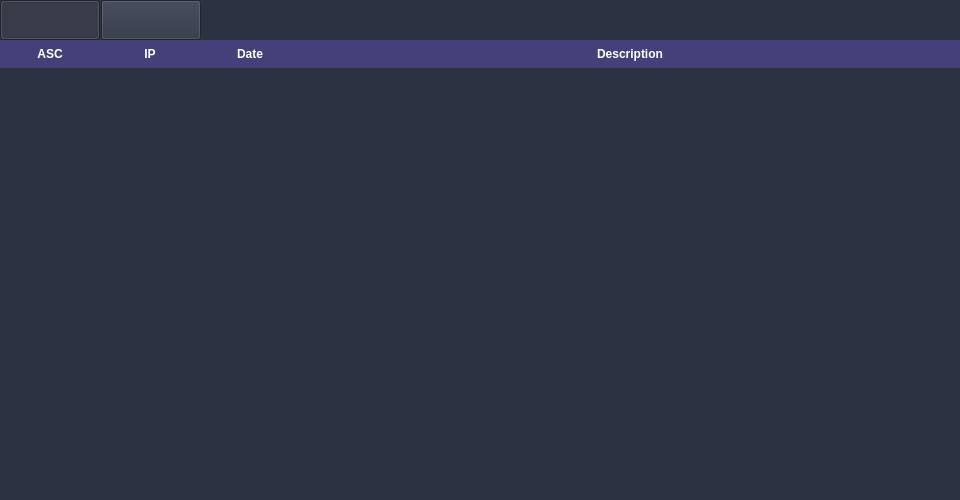
Above: components/page2/page2.ui from TF-LAVENDER/Lavender before the change. Below: the same form after it.
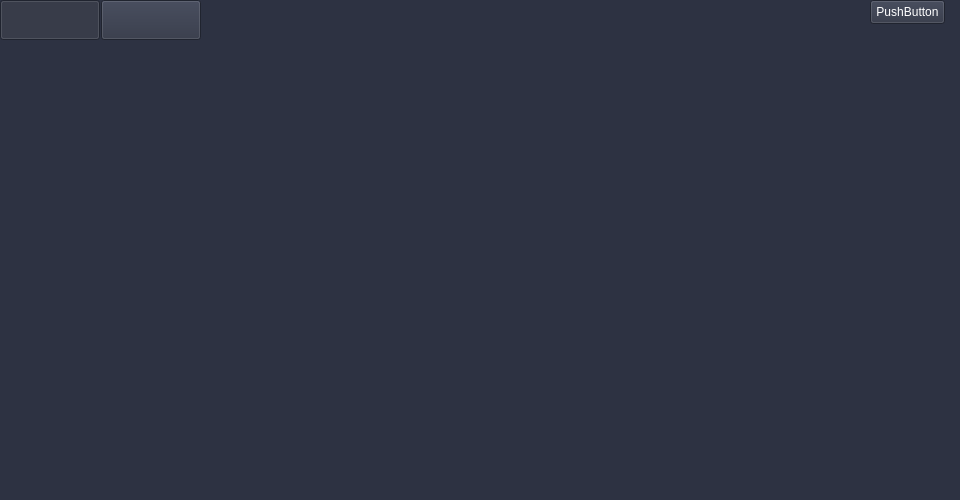
That is the form after the change. Icons and pictures are not drawn.

Commit message: feat : page2 csv + ui

The edit to the form file:
```diff
--- a/components/page2/page2.ui
+++ b/components/page2/page2.ui
@@ -119,19 +119,32 @@
        <bool>false</bool>
       </property>
      </widget>
+     <widget class="QPushButton" name="addButton">
+      <property name="geometry">
+       <rect>
+        <x>870</x>
+        <y>0</y>
+        <width>75</width>
+        <height>24</height>
+       </rect>
+      </property>
+      <property name="text">
+       <string>PushButton</string>
+      </property>
+     </widget>
     </widget>
    </item>
    <item>
-    <widget class="QTableWidget" name="tableWidget">
+    <widget class="QTableView" name="blockedTableView">
      <property name="styleSheet">
-      <string notr="true">QTableWidget {
+      <string notr="true">QTableView {
     gridline-color: rgb(50, 55, 100);
     alternate-background-color: rgb(68, 64, 122);
 	padding: 0;
 	margin: 0;
 	border: 0;
 }
-QTableWidget::item {
+QTableView::item {
     padding: 5px;
     border-bottom: 1px solid rgb(68, 64, 122);
 }
@@ -142,42 +155,10 @@
     border: none;
     font-weight: bold;
 }
-QTableWidget::item:selected {
+QTableView::item:selected {
     background-color: rgb(70, 77, 140);
 }</string>
      </property>
-     <property name="alternatingRowColors">
-      <bool>false</bool>
-     </property>
-     <property name="selectionBehavior">
-      <enum>QAbstractItemView::SelectionBehavior::SelectRows</enum>
-     </property>
-     <attribute name="horizontalHeaderStretchLastSection">
-      <bool>true</bool>
-     </attribute>
-     <attribute name="verticalHeaderVisible">
-      <bool>false</bool>
-     </attribute>
-     <column>
-      <property name="text">
-       <string>ASC</string>
-      </property>
-     </column>
-     <column>
-      <property name="text">
-       <string>IP</string>
-      </property>
-     </column>
-     <column>
-      <property name="text">
-       <string>Date</string>
-      </property>
-     </column>
-     <column>
-      <property name="text">
-       <string>Description</string>
-      </property>
-     </column>
     </widget>
    </item>
   </layout>
```
Left out of the diff: 6 changed lines with no effect on the pictures. The commit also changes 12 other files.
